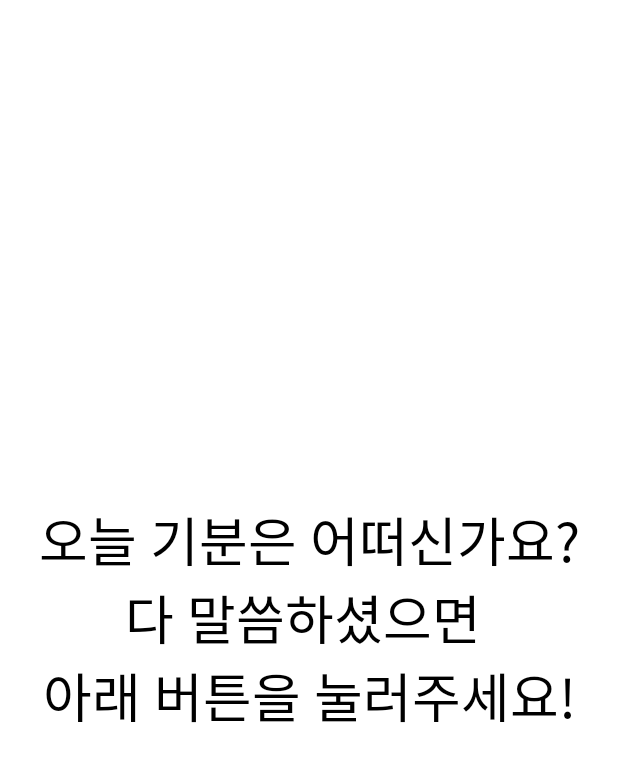
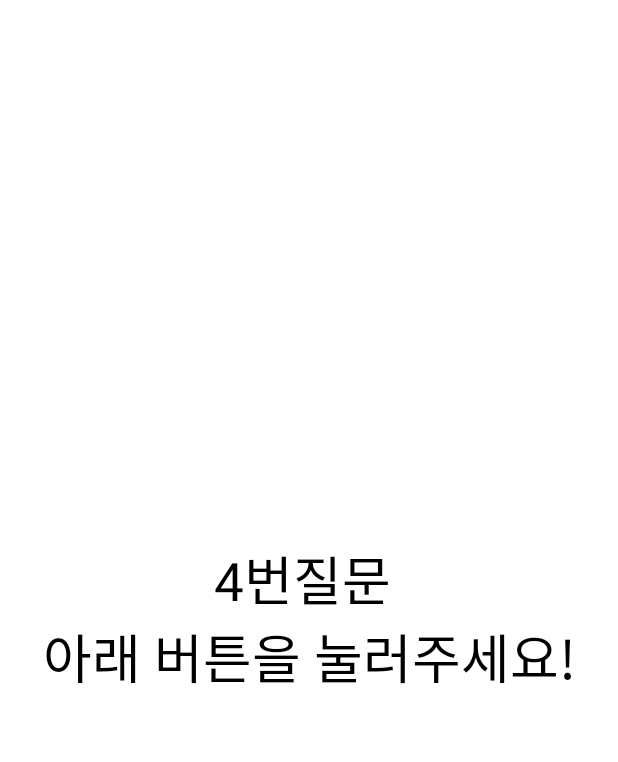
Before and after one commit to DGU-Post-IT/DangNaGwiGwi, an Android app: the screen it shows after launch (QuestionActivity), after a tap on "QUESTION(삭제예정)", on a phone screen of 412 x 824 dp. Shown: the top 762 px of the screen. Run offline under Robolectric (Android 15) with nearby library versions, the phone set to English and light mode, and no system bars; our stand-ins replace Firebase (no records; nobody signed in at launch, a user with empty details on screens opened directly), data binding.

Commit message:
211127 질문 text 수정

```diff
--- a/app/src/main/java/com/example/postit/QuestionActivity.java
+++ b/app/src/main/java/com/example/postit/QuestionActivity.java
@@ -109,6 +109,24 @@ public class QuestionActivity extends AppCompatActivity {
     public void startMediaPlayer(int questionId) {
 
         player = MediaPlayer.create(this, QuestionIdUtil.getAudioId(questionId));
+        switch (questionId){
+            case 0:
+                binding.tvQuestion.setText("1번질문 \n아래 버튼을 눌러주세요!");
+                break;
+            case 1:
+                binding.tvQuestion.setText("2번질문 \n아래 버튼을 눌러주세요!");
+                break;
+            case 2:
+                binding.tvQuestion.setText("3번질문 \n아래 버튼을 눌러주세요!");
+                break;
+            case 3:
+                binding.tvQuestion.setText("4번질문 \n아래 버튼을 눌러주세요!");
+                break;
+            case 4:
+                binding.tvQuestion.setText("5번질문 \n아래 버튼을 눌러주세요!");
+                break;
+        }
+
         player.setOnCompletionListener((pl) -> {
 
             Log.d("tag", "play complete");
@@ -251,13 +269,13 @@ public class QuestionActivity extends AppCompatActivity {
     }
 
     private void showEmotionDialog() {
-        binding.remainTimeView.setVisibility(View.GONE);
+        binding.tvQuestion.setVisibility(View.GONE);
         binding.stopButton.setVisibility(View.GONE);
         binding.emotionDialogLayout.setVisibility(View.VISIBLE);
     }
 
     public void updateRemainTimeView(long l) {
-        binding.remainTimeView.setText(String.valueOf(l)+"밀리초 후 녹음 종료 및 업로드 시작");
+        binding.tvQuestion.setText(String.valueOf(l)+"밀리초 후 녹음 종료 및 업로드 시작");
     }
 
 
--- a/app/src/main/res/layout/activity_question.xml
+++ b/app/src/main/res/layout/activity_question.xml
@@ -6,11 +6,11 @@
     android:layout_height="match_parent">
 
     <TextView
-        android:id="@+id/remain_time_view"
+        android:id="@+id/tv_question"
         android:layout_width="match_parent"
         android:layout_height="wrap_content"
         android:background="@color/white"
-        android:text="오늘 기분은 어떠신가요?\n다 말씀하셨으면 \n아래 버튼을 눌러주세요!"
+        android:text="n번질문 \n아래 버튼을 눌러주세요!"
         android:textColor="@color/black"
         android:textSize="35sp"
         app:layout_constraintBottom_toBottomOf="parent"
@@ -24,7 +24,7 @@
         android:text="녹음 중지"
         android:textSize="50sp"
         android:layout_marginTop="30dp"
-        app:layout_constraintTop_toBottomOf="@+id/remain_time_view"
+        app:layout_constraintTop_toBottomOf="@+id/tv_question"
         app:layout_constraintLeft_toLeftOf="parent"
         app:layout_constraintRight_toRightOf="parent"
         android:id="@+id/stop_button"
```
